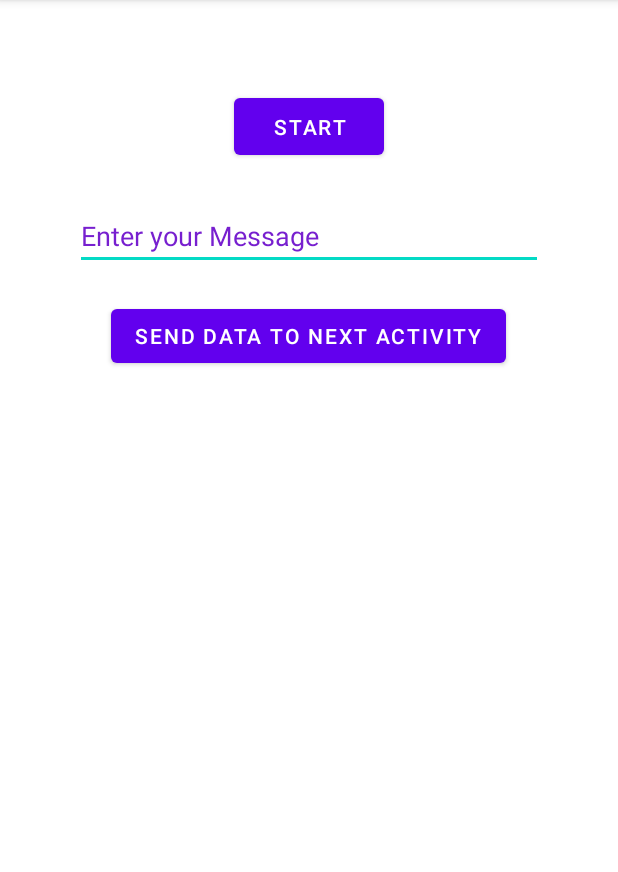
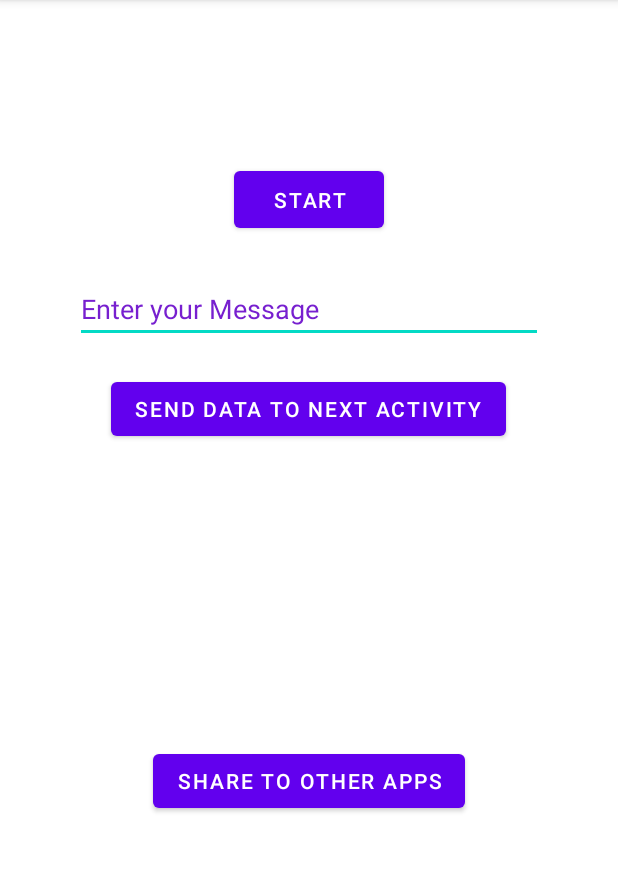
Before and after one commit to Osmanity/MsgShareApp_git, an Android app: the screen it shows after launch (MainActivity), on a phone screen of 412 x 824 dp, the part 84-956 px from its top. Run offline under Robolectric (Android 15) with nearby library versions, the phone set to English and light mode, and no system bars.

```diff
--- a/app/src/main/res/layout/activity_main.xml
+++ b/app/src/main/res/layout/activity_main.xml
@@ -39,9 +39,20 @@
         android:id="@+id/btnSendMsgToNextActivity"
         android:layout_width="wrap_content"
         android:layout_height="wrap_content"
+        android:layout_above="@+id/ShareBtn"
+        android:layout_centerHorizontal="true"
+        android:layout_marginBottom="200dp"
+        android:text="Send Data To Next Activity" />
+
+    <Button
+        android:id="@+id/ShareBtn"
+        android:layout_width="wrap_content"
+        android:layout_height="wrap_content"
+
+
         android:layout_alignParentBottom="true"
         android:layout_centerHorizontal="true"
-        android:layout_marginBottom="520dp"
-        android:text="Send Data To Next Activity" />
+        android:layout_marginBottom="223dp"
+        android:text="Share to other Apps" />
 
 </RelativeLayout>
```
Also changed, not shown: app/src/main/java/com/example/msgshareapp_git/Activity2.kt (+11 -0 lines), app/src/main/java/com/example/msgshareapp_git/MainActivity.kt (+16 -1 lines), app/src/main/res/layout/activity_2.xml (+16 -3 lines).
